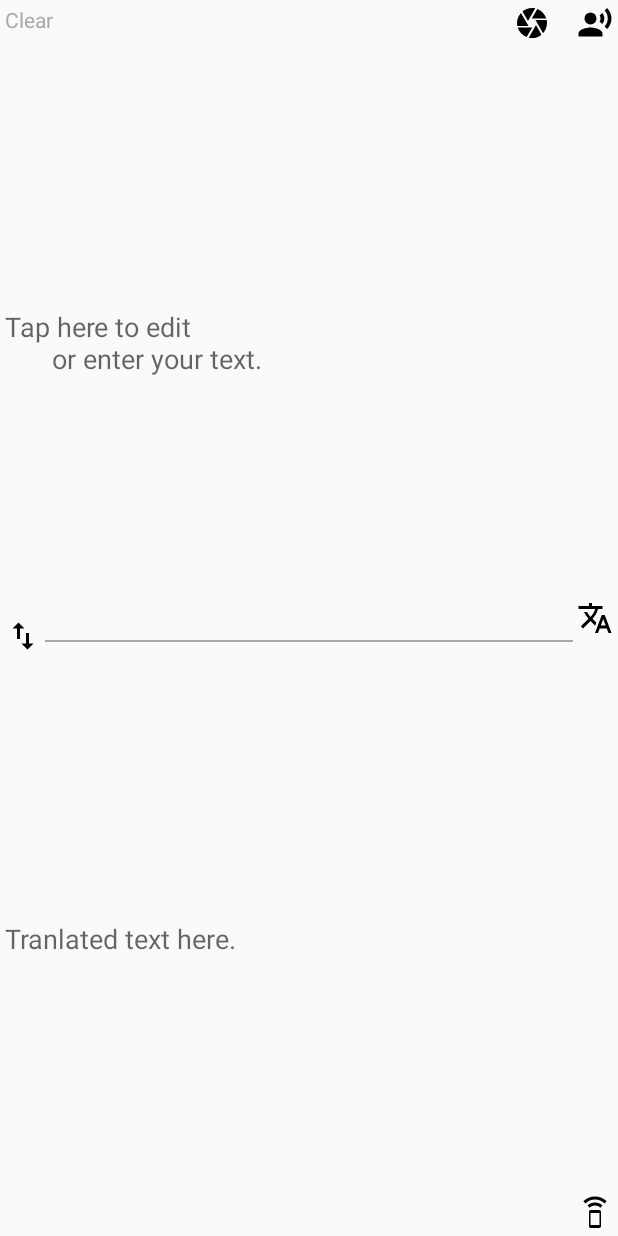
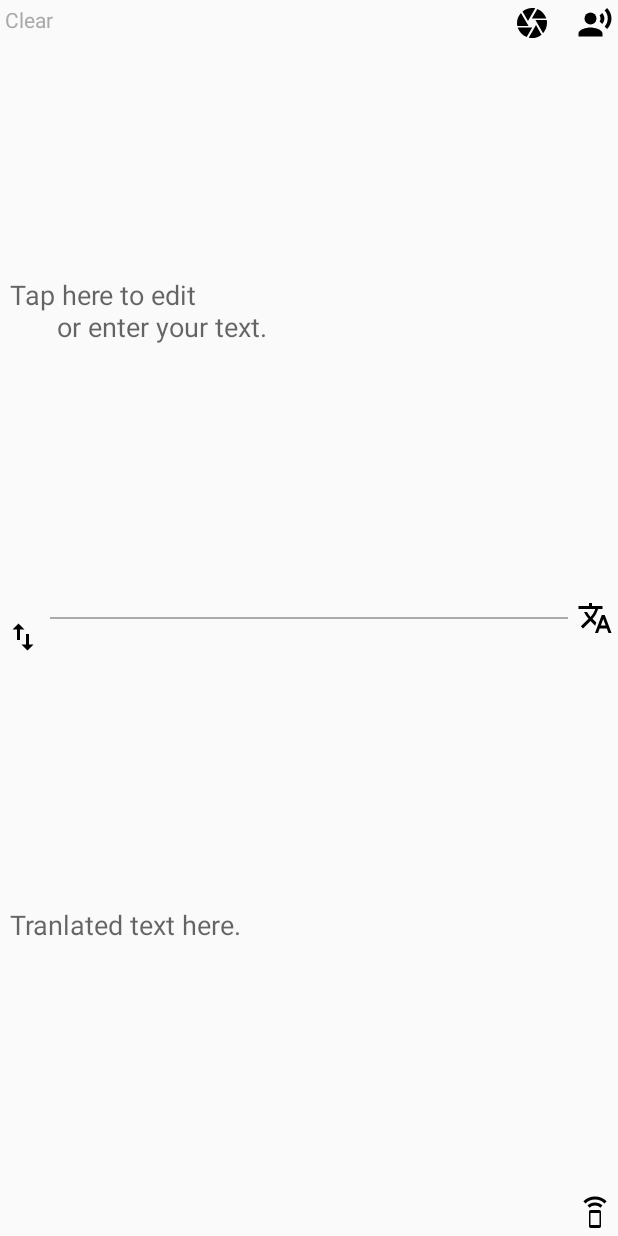
Before and after one commit to darenom/translator, an Android app: the screen it shows after launch (MainActivity), on a phone screen of 412 x 824 dp. Run offline under Robolectric (Android 15) with nearby library versions, the phone set to English and light mode, and no system bars; libraries missing offline, so code that uses them is left out: com.google.android.gms.

Commit message:
simply layouts

```diff
--- a/app/src/main/res/layout/activity_main.xml
+++ b/app/src/main/res/layout/activity_main.xml
@@ -1,46 +1,45 @@
 <?xml version="1.0" encoding="utf-8"?>
 <RelativeLayout xmlns:android="http://schemas.android.com/apk/res/android"
     xmlns:tools="http://schemas.android.com/tools"
+    android:layout_margin="@dimen/screen_border"
     android:layout_width="match_parent"
     android:layout_height="match_parent">
 
     <WebView
         android:id="@+id/web"
-        android:layout_width="match_parent"
-        android:layout_height="match_parent"
+        android:layout_width="0dp"
+        android:layout_height="0dp"
         android:visibility="gone" />
 
-    <LinearLayout
+    <View
+        android:id="@+id/sep"
         android:layout_width="match_parent"
-        android:layout_height="match_parent"
-        android:layout_marginTop="@dimen/main_icon"
-        android:orientation="vertical">
+        android:layout_height="1dp"
+        android:layout_centerVertical="true"
+        android:layout_marginEnd="@dimen/main_icon"
+        android:layout_marginStart="@dimen/main_icon"
+        android:background="@android:color/darker_gray" />
 
     <EditText
         android:id="@+id/edit"
-            android:background="@android:color/transparent"
         android:layout_width="match_parent"
         android:layout_height="match_parent"
-            android:layout_weight="1"
+        android:layout_above="@+id/sep"
+        android:layout_alignParentTop="true"
+        android:background="@android:color/transparent"
         android:gravity="center_vertical"
         android:hint="@string/main_edit_hint"
+        android:inputType="textAutoCorrect"
         android:padding="@dimen/main_bar_marg"
         android:text=""
-            android:textSize="@dimen/main_text_normal"
-            android:inputType="textAutoCorrect" />
-
-        <View
-            android:layout_width="match_parent"
-            android:layout_height="1dp"
-            android:layout_marginStart="@dimen/main_icon"
-            android:layout_marginEnd="@dimen/main_icon"
-            android:background="@android:color/darker_gray"/>
+        android:textSize="@dimen/main_text_normal" />
 
     <TextView
         android:id="@+id/text"
         android:layout_width="match_parent"
         android:layout_height="match_parent"
-            android:layout_weight="1"
+        android:layout_alignParentBottom="true"
+        android:layout_below="@id/sep"
         android:gravity="center_vertical"
         android:hint="@string/main_text_hint"
         android:padding="@dimen/main_bar_marg"
@@ -48,21 +47,14 @@
         android:textSize="@dimen/main_text_normal" />
 
 
-    </LinearLayout>
-
-    <RelativeLayout
-        android:layout_width="match_parent"
-        android:layout_height="match_parent"
-        android:layout_margin="@dimen/main_bar_marg">
-
     <TextView
         android:id="@+id/actionClear"
         android:layout_width="wrap_content"
         android:layout_height="wrap_content"
         android:layout_alignParentStart="true"
-            android:onClick="onClick"
         android:background="@android:color/transparent"
         android:gravity="start|center"
+        android:onClick="onClick"
         android:text="@string/main_button_clear"
         android:textColor="@android:color/darker_gray"
         tools:ignore="RelativeOverlap" />
@@ -72,9 +64,9 @@
         android:layout_width="wrap_content"
         android:layout_height="wrap_content"
         android:layout_marginEnd="@dimen/main_text_normal"
-            android:onClick="onClick"
         android:layout_toStartOf="@+id/actionHear"
         android:background="@drawable/ic_camera_black_24dp"
+        android:onClick="onClick"
         tools:ignore="ContentDescription,RelativeOverlap" />
 
     <ImageButton
@@ -82,8 +74,8 @@
         android:layout_width="wrap_content"
         android:layout_height="wrap_content"
         android:layout_alignParentEnd="true"
+        android:background="@drawable/ic_record_voice_over_black_24dp"
         android:onClick="onClick"
-            android:background="@drawable/ic_record_voice_over_black_24dp"
         tools:ignore="ContentDescription" />
 
     <ImageButton
@@ -92,25 +84,17 @@
         android:layout_height="wrap_content"
         android:layout_alignParentEnd="true"
         android:layout_centerVertical="true"
+        android:background="@drawable/ic_translate_black_24dp"
         android:onClick="onClick"
-            android:background="@drawable/ic_translate_black_24dp"
         tools:ignore="ContentDescription,RelativeOverlap" />
-
-
-        <Spinner
-            android:id="@+id/spin_lang_2"
-            style="@style/spinner_no_arrow"
-            android:layout_width="wrap_content"
-            android:layout_height="wrap_content"
-            android:layout_centerVertical="true" />
 
     <ImageButton
         android:id="@+id/actionSwap"
         android:layout_width="wrap_content"
         android:layout_height="wrap_content"
-            android:layout_below="@id/spin_lang_2"
+        android:layout_below="@+id/sep"
+        android:background="@drawable/ic_swap_vert_black_24dp"
         android:onClick="onClick"
-            android:background="@drawable/ic_swap_vert_black_24dp"
         tools:ignore="ContentDescription" />
 
     <ImageButton
@@ -119,8 +103,8 @@
         android:layout_height="wrap_content"
         android:layout_alignParentBottom="true"
         android:layout_alignParentEnd="true"
+        android:background="@drawable/ic_speaker_phone_black_24dp"
         android:onClick="onClick"
-            android:background="@drawable/ic_speaker_phone_black_24dp"
         tools:ignore="ContentDescription,RelativeOverlap" />
 
     <Spinner
@@ -130,11 +114,16 @@
         android:layout_height="wrap_content"
         android:layout_alignParentBottom="true" />
 
-    </RelativeLayout>
+    <Spinner
+        android:id="@+id/spin_lang_2"
+        style="@style/spinner_no_arrow"
+        android:layout_width="wrap_content"
+        android:layout_height="wrap_content"
+        android:layout_above="@id/sep" />
 
     <RelativeLayout
         android:id="@+id/previewLayout"
         android:layout_width="match_parent"
-        android:layout_height="match_parent"/>
+        android:layout_height="match_parent" />
 
 </RelativeLayout>
--- a/app/src/main/res/values/dimens.xml
+++ b/app/src/main/res/values/dimens.xml
@@ -1,5 +1,6 @@
 <?xml version="1.0" encoding="utf-8"?>
 <resources>
+    <dimen name="screen_border">3dp</dimen>
 
     <dimen name="main_text_normal">18sp</dimen>
     <dimen name="main_text_small">10sp</dimen>
```
Also changed, not shown: app/src/main/java/org/darenom/visualtralslator/MainActivity.kt (+15 -12 lines), app/src/main/res/layout/spinner_item.xml (+10 -17 lines). Lines whose indentation alone changed are shown as unchanged.
